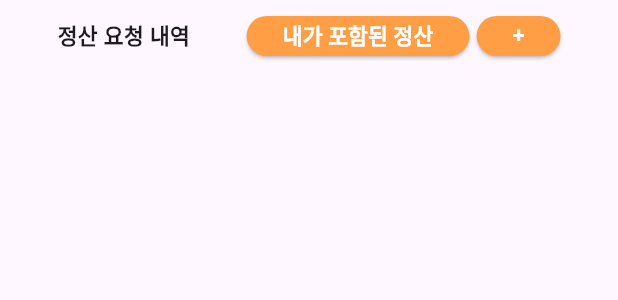
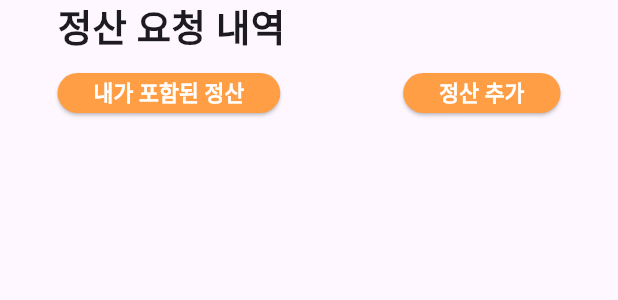
Before and after one commit to sunbongE/fintechPJT, a Flutter app: the GroupYesCal widget shown alone on an empty page, opened directly with empty values, on a phone screen of 412 x 824 dp. Shown: the top 300 px of the screen. Run offline on Flutter 3.47's test engine with Material 3 defaults, Android fonts, the phone set to English and light mode, and no system bars; our stand-ins replace carousel_slider, dio, easy_rich_text, email_validator, firebase_core, firebase_messaging and 16 more; missing offline and left inert: dart:ffi, kakao_flutter_sdk, kakao_flutter_sdk_common; accounts and stored records are empty; network calls fail; statements that could not run were skipped.

```diff
--- a/FrontEnd/lib/components/groups/GroupList.dart
+++ b/FrontEnd/lib/components/groups/GroupList.dart
@@ -1,4 +1,5 @@
 import "package:flutter/material.dart";
+import 'package:front/components/groups/GroupInvitedItem.dart';
 import 'package:front/components/split/SplitDoing.dart';
 import 'package:front/screen/SplitMain.dart';
 import 'package:front/screen/groupscreens/GroupAdd.dart'; // Group 클래스를 import
--- a/FrontEnd/lib/components/groups/GroupYesCal.dart
+++ b/FrontEnd/lib/components/groups/GroupYesCal.dart
@@ -22,20 +22,24 @@ class GroupYesCal extends StatelessWidget {
       children: [
         Container(
           constraints: BoxConstraints(maxWidth: 350.w),
-          child: Row(
-            mainAxisAlignment: MainAxisAlignment.spaceBetween,
+          child: Column(
+          crossAxisAlignment: CrossAxisAlignment.start,
             children: [
-
-              Text(
+              Align(
+                alignment: Alignment.centerLeft,
+                child: Text(
                   '정산 요청 내역',
                   style: TextStyle(
-                  fontSize: min(15.sp, 15.sp),
+                    fontSize: min(26.sp, 26.sp),
                     fontWeight: FontWeight.w700,
                   ),
                 ),
+              ),
               Row(
+                mainAxisAlignment: MainAxisAlignment.spaceBetween,
                 children: [
-                  ElevatedButton(
+                  Flexible(
+                    child: ElevatedButton(
                       onPressed: () {
                         // 내가 포함된 정산 버튼 클릭 시 동작할 코드
                       },
@@ -55,8 +59,10 @@ class GroupYesCal extends StatelessWidget {
                         ),
                       ),
                     ),
-                  SizedBox(width: 5.w),
-                  ElevatedButton(
+                  ),
+                  SizedBox(width: 10.w,),
+                  Flexible(
+                    child: ElevatedButton(
                       onPressed: () => buttonSlideAnimation(
                           context,
                           MoneyRequest(
@@ -64,17 +70,18 @@ class GroupYesCal extends StatelessWidget {
                           )),
                       style: ElevatedButton.styleFrom(
                         backgroundColor: BUTTON_COLOR,
-                      minimumSize: Size(20.w, 30.h),
+                        minimumSize: Size(40.w, 30.h),
                         shape: RoundedRectangleBorder(
                           borderRadius: BorderRadius.circular(20),
                         ),
                       ),
                       child: Text(
-                      '+',
+                        '정산 추가',
                         style: TextStyle(
                           fontSize: min(15.sp, 15.sp),
                           color: Colors.white,
                           fontWeight: FontWeight.bold,
+                        ),
                       ),
                     ),
                   ),
--- a/FrontEnd/lib/repository/api/ApiGroup.dart
+++ b/FrontEnd/lib/repository/api/ApiGroup.dart
@@ -58,7 +58,7 @@ Future<Response> getGroupMemberList(groupId) async {
 }
 
 //그룹 멤버 초대
-Future<void> inviteMemberToGroup(groupId) async {
+Future<void> inviteMemberToGroup(int groupId) async {
   try {
     final res = await api.post('/groups/$groupId/invite');
     return res.data;
--- a/FrontEnd/lib/screen/HomeScreen.dart
+++ b/FrontEnd/lib/screen/HomeScreen.dart
@@ -1,6 +1,7 @@
 import 'dart:io';
 import 'package:flutter/material.dart';
 import 'package:flutter/services.dart';
+import 'package:front/components/groups/GroupInvitedItem.dart';
 import 'package:front/screen/GroupMain.dart';
 import 'package:front/screen/MainPage.dart';
 import 'package:front/screen/MyPage.dart';
@@ -36,7 +37,8 @@ class _HomeScreenState extends State<HomeScreen> {
     if (groupId != null && type != null) {
       Navigator.push(
         context,
-        MaterialPageRoute(builder: (context) => GroupItem(groupId: groupId)),
+        MaterialPageRoute(builder: (context) => GroupInvitedItem(groupId: groupId)),
+        // MaterialPageRoute(builder: (context) => GroupInvitedItem(groupId: groupId)),
       );
       await prefs.remove('groupId');
       await prefs.remove('type');
```
Also changed, not shown: FrontEnd/lib/components/groups/GroupInvitedItem.dart (added, +181 -0 lines), FrontEnd/lib/models/button/CompleteButton.dart (added, +45 -0 lines). Lines whose indentation alone changed are shown as unchanged.
